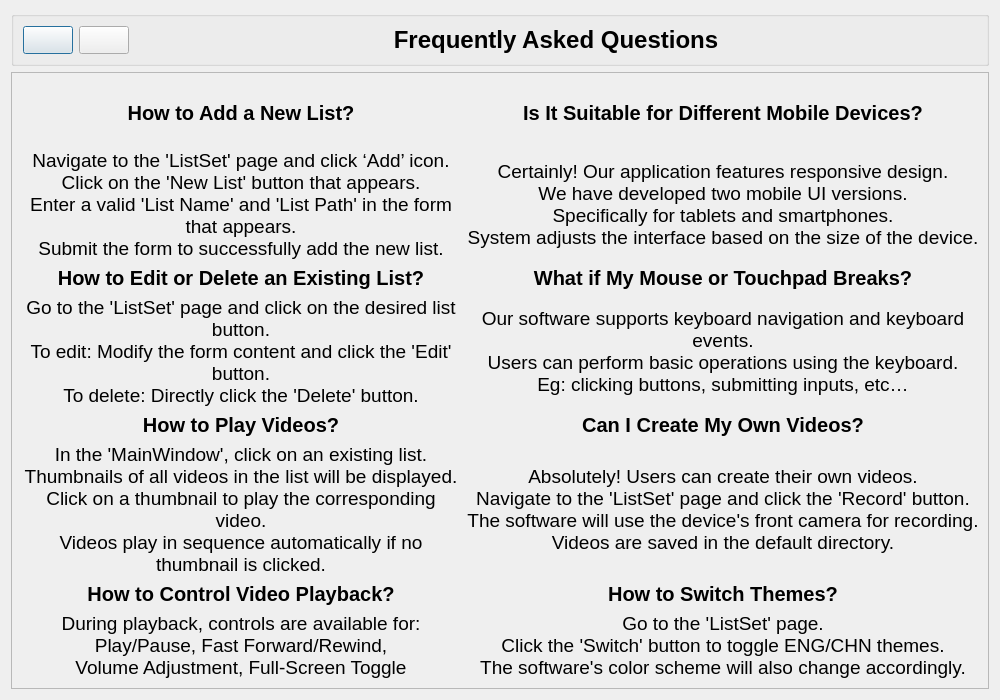
Above: faq.ui from 454270186/XJCO2811_UserInterface before the change. Below: the same form after it.
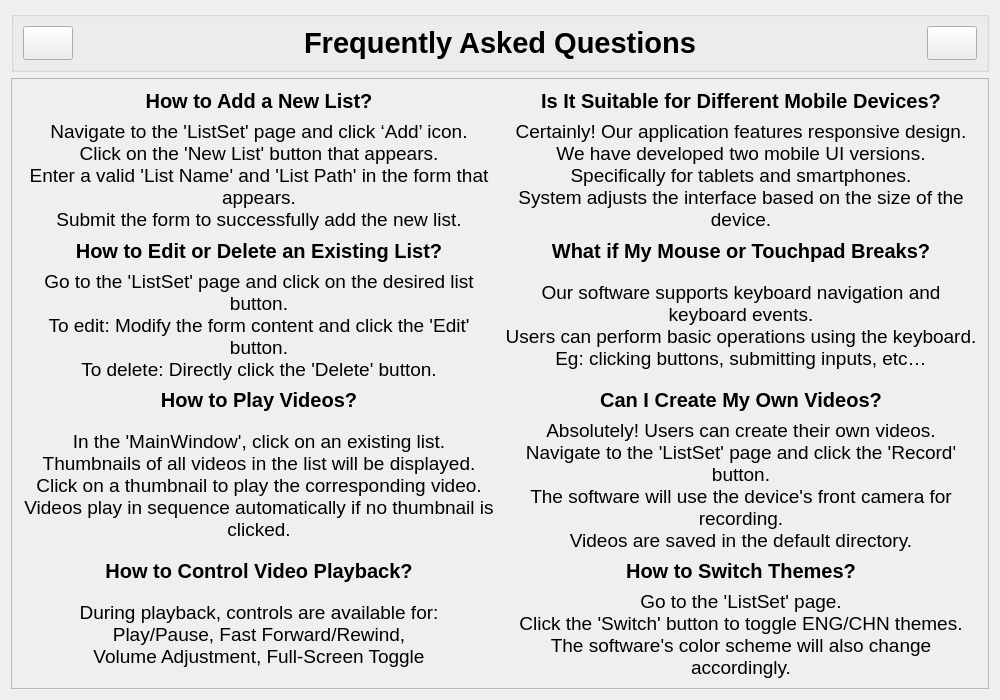
That is the form after the change.

What changed in the file:
```diff
--- a/faq.ui
+++ b/faq.ui
@@ -31,21 +31,8 @@
         <property name="cursor">
          <cursorShape>PointingHandCursor</cursorShape>
         </property>
-        <property name="text">
-         <string/>
-        </property>
-       </widget>
-      </item>
-      <item>
-       <widget class="QPushButton" name="language">
-        <property name="maximumSize">
-         <size>
-          <width>50</width>
-          <height>50</height>
-         </size>
-        </property>
-        <property name="cursor">
-         <cursorShape>PointingHandCursor</cursorShape>
+        <property name="focusPolicy">
+         <enum>Qt::NoFocus</enum>
         </property>
         <property name="text">
          <string/>
@@ -62,7 +49,7 @@
         </property>
         <property name="font">
          <font>
-          <pointsize>18</pointsize>
+          <pointsize>22</pointsize>
           <bold>true</bold>
          </font>
         </property>
@@ -74,6 +61,25 @@
         </property>
        </widget>
       </item>
+      <item>
+       <widget class="QPushButton" name="language">
+        <property name="maximumSize">
+         <size>
+          <width>50</width>
+          <height>50</height>
+         </size>
+        </property>
+        <property name="cursor">
+         <cursorShape>PointingHandCursor</cursorShape>
+        </property>
+        <property name="focusPolicy">
+         <enum>Qt::NoFocus</enum>
+        </property>
+        <property name="text">
+         <string/>
+        </property>
+       </widget>
+      </item>
      </layout>
     </widget>
    </item>
@@ -87,13 +93,13 @@
        <rect>
         <x>0</x>
         <y>0</y>
-        <width>984</width>
-        <height>629</height>
+        <width>974</width>
+        <height>602</height>
        </rect>
       </property>
       <layout class="QVBoxLayout" name="verticalLayout_2">
        <item>
-        <layout class="QGridLayout" name="gridLayout" rowstretch="1,0,0,0,0,0,0,0" columnstretch="1,0">
+        <layout class="QGridLayout" name="gridLayout" rowstretch="0,0,0,0,0,0,0,0" columnstretch="1,1">
          <item row="0" column="0">
           <widget class="QLabel" name="question1">
            <property name="sizePolicy">
```
Left out of the diff: 3 changed lines with no effect on the pictures.
